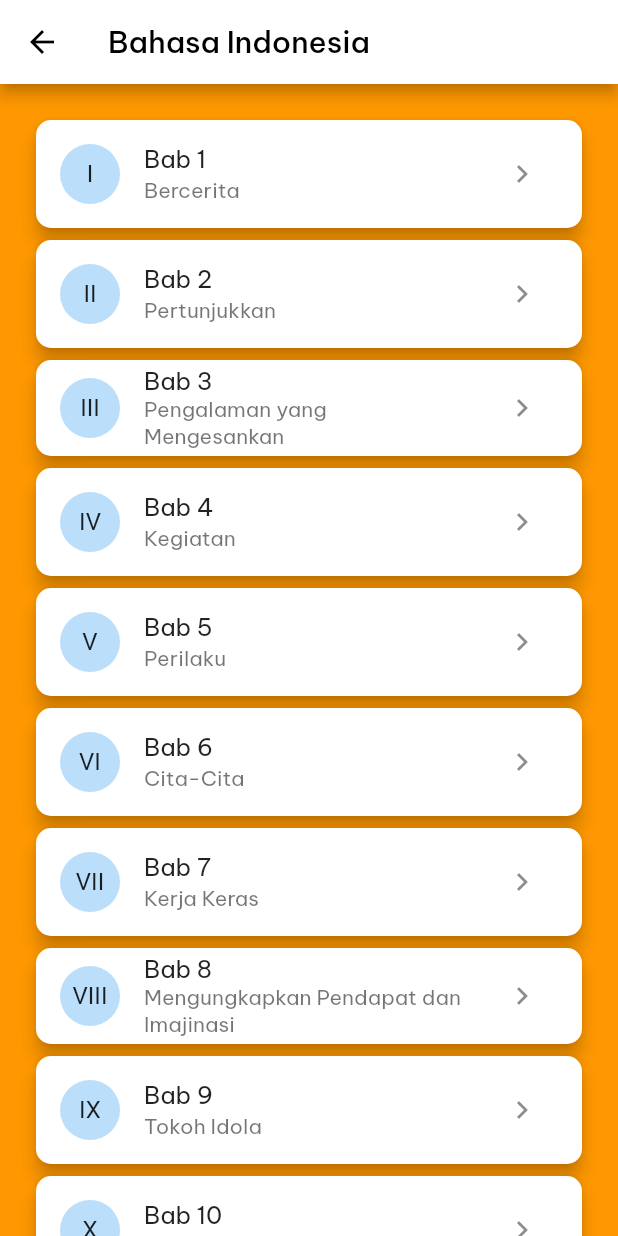
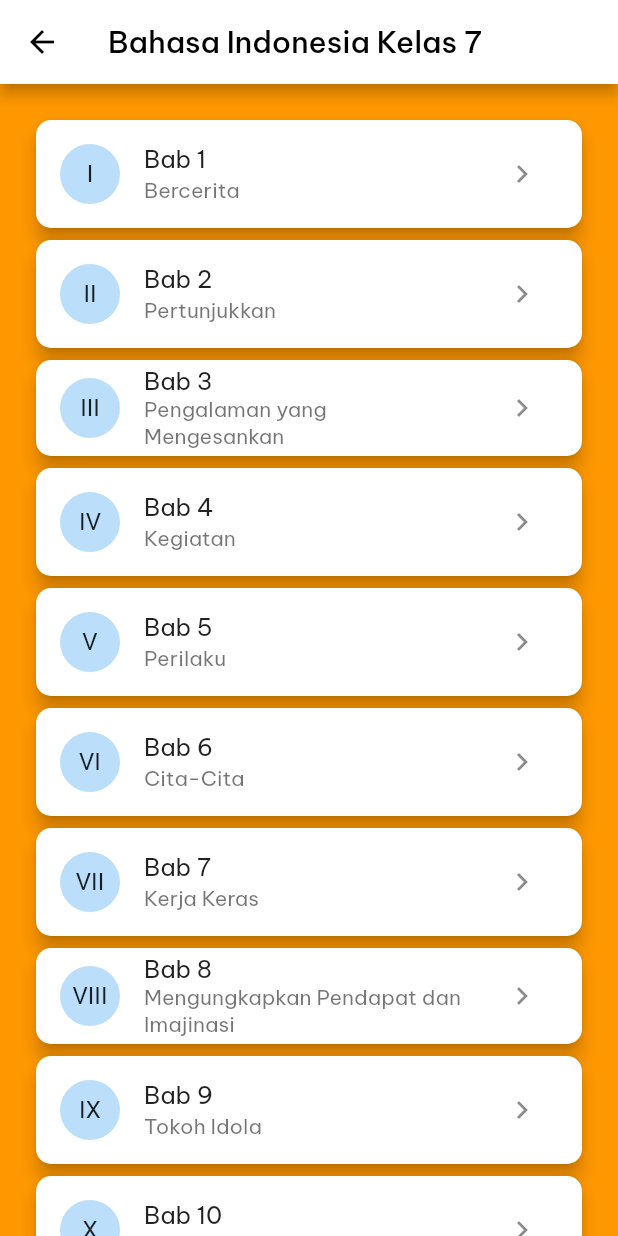
Before and after one commit to deevarindu/flutter_kelasku_tubes, a Flutter app: the BahasaIndonesiaBab7 screen opened by its route, on a phone screen of 412 x 824 dp. Run offline on Flutter 3.47's test engine with Material 2 defaults, Android fonts, the phone set to English and light mode, and no system bars; our stand-ins replace google_fonts, table_calendar.

Commit message:
Modified Appbar

```diff
--- a/lib/screens/bab_indonesia_screen7.dart
+++ b/lib/screens/bab_indonesia_screen7.dart
@@ -10,7 +10,7 @@ class BahasaIndonesiaBab7 extends StatelessWidget {
     return Scaffold(
       backgroundColor: Colors.orange,
       appBar: AppBar(
-        title: const Text('Bahasa Indonesia'),
+        title: const Text('Bahasa Indonesia Kelas 7'),
       ),
       body: ListView.builder(
         padding: EdgeInsets.all(20),
```
